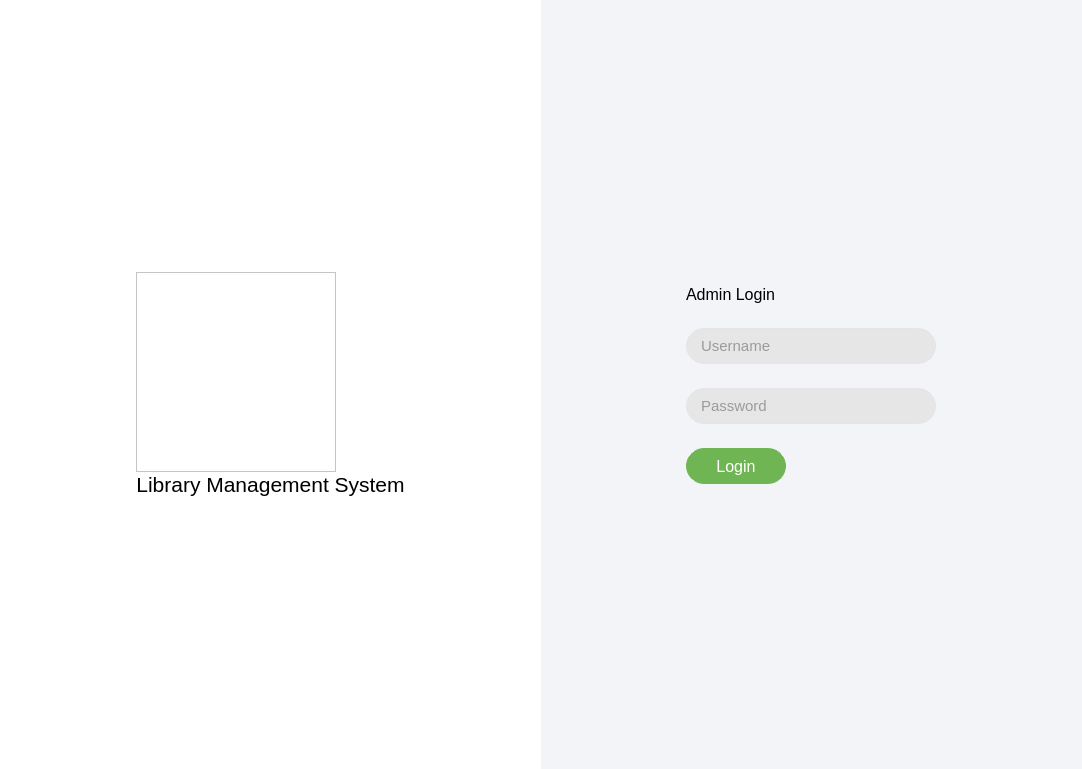
The window that loginpage.ui (oggyCS04/lms) describes before a commit, drawn with Qt 5.
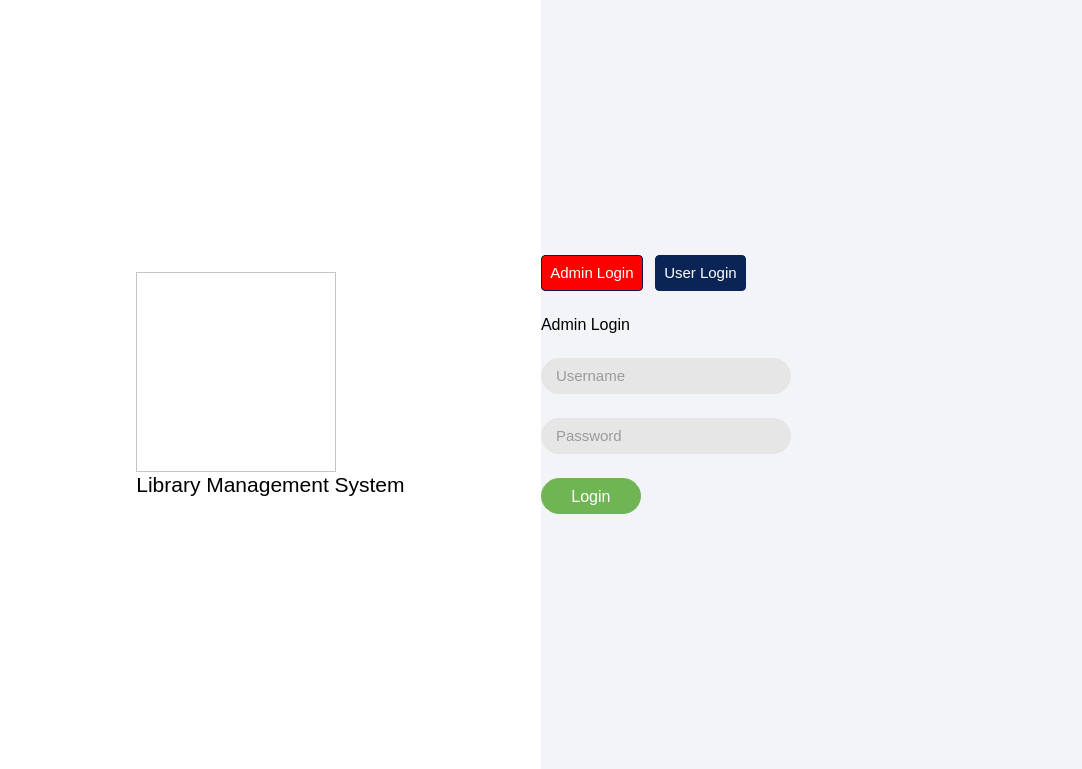
The same window after the commit. Icons and pictures are not drawn.

What changed in the file:
```diff
--- a/loginpage.ui
+++ b/loginpage.ui
@@ -11,7 +11,17 @@
    </rect>
   </property>
   <property name="windowTitle">
-   <string>MainWindow</string>
+   <string>Library Management System</string>
+  </property>
+  <property name="windowIcon">
+   <iconset resource="resource.qrc">
+    <normaloff>:/images/res/image/e-library.png</normaloff>:/images/res/image/e-library.png</iconset>
+  </property>
+  <property name="iconSize">
+   <size>
+    <width>24</width>
+    <height>24</height>
+   </size>
   </property>
   <widget class="QWidget" name="centralwidget">
    <layout class="QHBoxLayout" name="horizontalLayout" stretch="1,1">
@@ -157,9 +167,35 @@
       <property name="styleSheet">
        <string notr="true">QWidget{
 background-color: rgb(243, 244, 248);
+}
+
+QPushButton{
+color: rgb(255, 255, 255);
+background-color: rgb(10, 36, 86);
+border: 1px solid rgb(10, 36, 86);
+border-radius: 4px;
+padding-left: 8px;
+padding-right: 8px;
+}
+
+QPushButton:hover{
+color: rgb(255, 255, 255);
+background-color: rgb(8, 29, 69);
+border: 1px solid rgb(8, 29, 69);
+border-radius: 4px;
+}
+
+QPushButton:checked{
+color: rgb(255, 255, 255);
+background-color: red;
+border: 1px solid rgb(8, 29, 69);
+border-radius: 4px;
 }</string>
       </property>
-      <layout class="QGridLayout" name="gridLayout_2">
+      <layout class="QVBoxLayout" name="rightWidgetVL">
+       <property name="spacing">
+        <number>24</number>
+       </property>
        <property name="leftMargin">
         <number>0</number>
        </property>
@@ -172,11 +208,125 @@
        <property name="bottomMargin">
         <number>0</number>
        </property>
-       <property name="spacing">
-        <number>0</number>
-       </property>
-       <item row="0" column="0">
-        <widget class="QWidget" name="widget_4" native="true">
+       <item>
+        <spacer name="verticalSpacer">
+         <property name="orientation">
+          <enum>Qt::Orientation::Vertical</enum>
+         </property>
+         <property name="sizeHint" stdset="0">
+          <size>
+           <width>20</width>
+           <height>224</height>
+          </size>
+         </property>
+        </spacer>
+       </item>
+       <item>
+        <widget class="QWidget" name="loginOptWidget" native="true">
+         <property name="sizePolicy">
+          <sizepolicy hsizetype="Fixed" vsizetype="Fixed">
+           <horstretch>0</horstretch>
+           <verstretch>0</verstretch>
+          </sizepolicy>
+         </property>
+         <layout class="QHBoxLayout" name="loginOptHL">
+          <property name="spacing">
+           <number>12</number>
+          </property>
+          <property name="leftMargin">
+           <number>0</number>
+          </property>
+          <property name="topMargin">
+           <number>0</number>
+          </property>
+          <property name="rightMargin">
+           <number>0</number>
+          </property>
+          <property name="bottomMargin">
+           <number>0</number>
+          </property>
+          <item>
+           <widget class="QPushButton" name="adminLogin">
+            <property name="sizePolicy">
+             <sizepolicy hsizetype="Fixed" vsizetype="Fixed">
+              <horstretch>0</horstretch>
+              <verstretch>0</verstretch>
+             </sizepolicy>
+            </property>
+            <property name="minimumSize">
+             <size>
+              <width>0</width>
+              <height>36</height>
+             </size>
+            </property>
+            <property name="maximumSize">
+             <size>
+              <width>16777215</width>
+              <height>36</height>
+             </size>
+            </property>
+            <property name="font">
+             <font>
+              <pointsize>11</pointsize>
+              <fontweight>DemiBold</fontweight>
+             </font>
+            </property>
+            <property name="text">
+             <string>Admin Login</string>
+            </property>
+            <property name="checkable">
+             <bool>true</bool>
+            </property>
+            <property name="checked">
+             <bool>true</bool>
+            </property>
+            <property name="autoExclusive">
+             <bool>true</bool>
+            </property>
+           </widget>
+          </item>
+          <item>
+           <widget class="QPushButton" name="userLogin">
+            <property name="sizePolicy">
+             <sizepolicy hsizetype="Fixed" vsizetype="Fixed">
+              <horstretch>0</horstretch>
+              <verstretch>0</verstretch>
+             </sizepolicy>
+            </property>
+            <property name="minimumSize">
+             <size>
+              <width>0</width>
+              <height>36</height>
+             </size>
+            </property>
+            <property name="maximumSize">
+             <size>
+              <width>16777215</width>
+              <height>36</height>
+             </size>
+            </property>
+            <property name="font">
+             <font>
+              <pointsize>11</pointsize>
+              <fontweight>DemiBold</fontweight>
+             </font>
+            </property>
+            <property name="text">
+             <string>User Login</string>
+            </property>
+            <property name="checkable">
+             <bool>true</bool>
+            </property>
+            <property name="autoExclusive">
+             <bool>true</bool>
+            </property>
+           </widget>
+          </item>
+         </layout>
+        </widget>
+       </item>
+       <item>
+        <widget class="QWidget" name="loginWidget" native="true">
          <property name="sizePolicy">
           <sizepolicy hsizetype="Fixed" vsizetype="Fixed">
            <horstretch>0</horstretch>
@@ -764,6 +914,19 @@
          </layout>
         </widget>
        </item>
+       <item>
+        <spacer name="verticalSpacer_2">
+         <property name="orientation">
+          <enum>Qt::Orientation::Vertical</enum>
+         </property>
+         <property name="sizeHint" stdset="0">
+          <size>
+           <width>20</width>
+           <height>224</height>
+          </size>
+         </property>
+        </spacer>
+       </item>
       </layout>
      </widget>
     </item>
```
Left out of the diff: 8 changed lines with no effect on the pictures.
